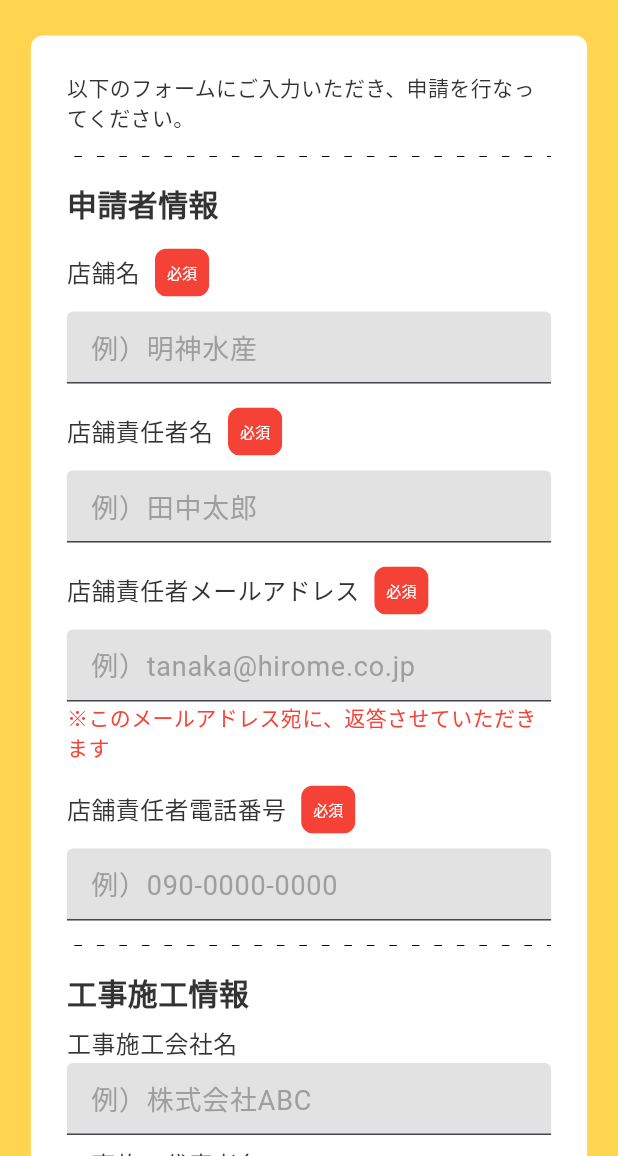
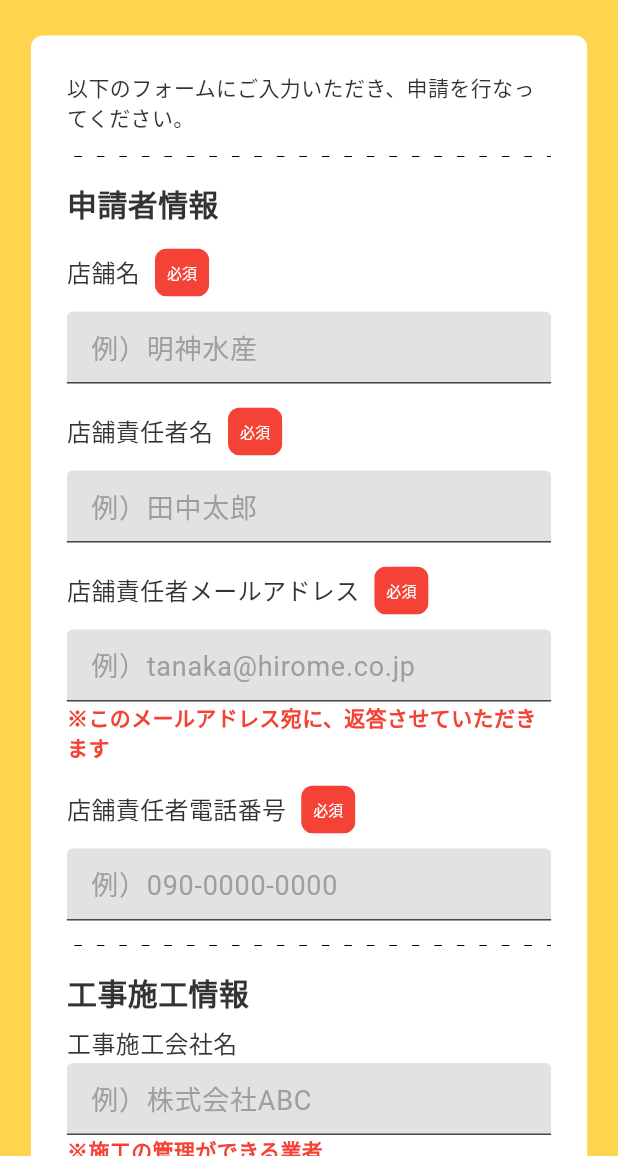
Before and after one commit to agora-creation/miel_work_request_const_web, a Flutter app: the screen it shows after launch, on a phone screen of 412 x 824 dp, the part 80-1236 px from its top. Run offline on Flutter 3.47's test engine with Material 3 defaults, Android fonts, the phone set to English and light mode, and no system bars; our stand-ins replace calendar_date_picker2, cloud_firestore, file_picker, firebase_auth, firebase_core, firebase_messaging and 6 more; missing offline and left inert: alert_banner, board_datetime_picker, common_utils, universal_html; accounts and stored records are empty; Roboto replaces fonts that are missing (SourceHanSansJP-Bold, SourceHanSansJP-Regular).

Commit message:
20241017 commit

```diff
--- a/lib/common/style.dart
+++ b/lib/common/style.dart
@@ -45,9 +45,9 @@ ThemeData customTheme() {
       iconTheme: IconThemeData(color: kWhiteColor),
     ),
     textTheme: const TextTheme(
-      bodyLarge: TextStyle(color: kBlackColor),
-      bodyMedium: TextStyle(color: kBlackColor),
-      bodySmall: TextStyle(color: kBlackColor),
+      bodyLarge: TextStyle(color: kBlackColor, fontSize: 14),
+      bodyMedium: TextStyle(color: kBlackColor, fontSize: 14),
+      bodySmall: TextStyle(color: kBlackColor, fontSize: 14),
     ),
     bottomNavigationBarTheme: const BottomNavigationBarThemeData(
       backgroundColor: kWhiteColor,
--- a/lib/screens/step1.dart
+++ b/lib/screens/step1.dart
@@ -128,7 +128,8 @@ class _Step1ScreenState extends State<Step1Screen> {
                     '※このメールアドレス宛に、返答させていただきます',
                     style: TextStyle(
                       color: kRedColor,
-                      fontSize: 14,
+                      fontWeight: FontWeight.bold,
+                      fontFamily: 'SourceHanSansJP-Bold',
                     ),
                   ),
                   const SizedBox(height: 8),
@@ -161,6 +162,14 @@ class _Step1ScreenState extends State<Step1Screen> {
                       textInputType: TextInputType.text,
                       maxLines: 1,
                       hintText: '例）株式会社ABC',
+                    ),
+                  ),
+                  const Text(
+                    '※施工の管理ができる業者',
+                    style: TextStyle(
+                      color: kRedColor,
+                      fontWeight: FontWeight.bold,
+                      fontFamily: 'SourceHanSansJP-Bold',
                     ),
                   ),
                   const SizedBox(height: 8),
--- a/lib/screens/step3.dart
+++ b/lib/screens/step3.dart
@@ -32,7 +32,8 @@ class _Step3ScreenState extends State<Step3Screen> {
             ResponsiveBox(
               children: [
                 const Text('申請ありがとうございました。'),
-                const Text('申請内容を確認させていただき、返信いたしますので、よろしくお願いいたします。'),
+                const Text(
+                    'ご入力いただいたメールアドレス宛に申請内容が記載された自動返信メールを送信しておりますので、ご確認ください。'),
                 const SizedBox(height: 16),
                 const Text('このページはそのまま閉じても構いません。'),
                 const SizedBox(height: 24),
--- /dev/null
+++ b/lib/services/mail.dart
@@ -0,0 +1,14 @@
+import 'package:cloud_firestore/cloud_firestore.dart';
+
+class MailService {
+  String collection = 'mail';
+  FirebaseFirestore firestore = FirebaseFirestore.instance;
+
+  String id() {
+    return firestore.collection(collection).doc().id;
+  }
+
+  void create(Map<String, dynamic> values) {
+    firestore.collection(collection).doc(values['id']).set(values);
+  }
+}
```
Also changed, not shown: lib/models/mail.dart (added, +28 -0 lines), lib/providers/request_const.dart (+55 -0 lines), 1 other file.
